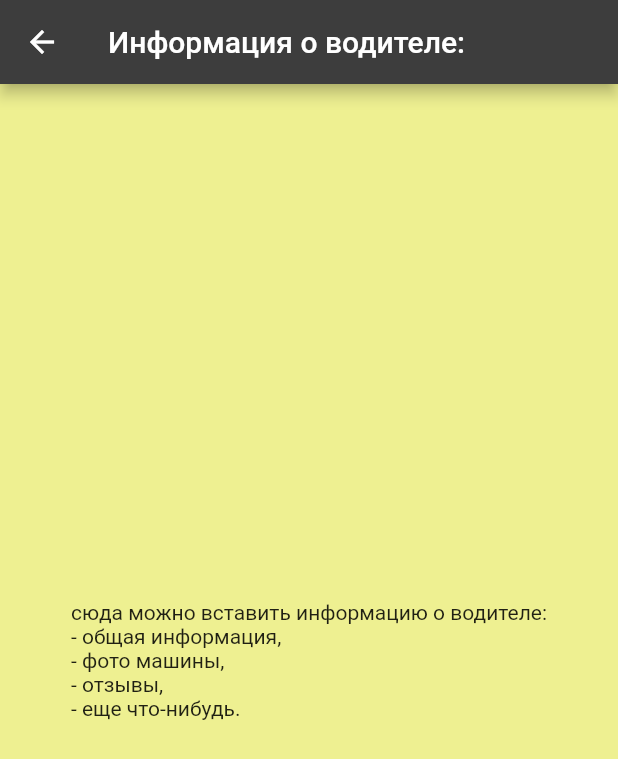
After one commit to Granitin/chat_taxi, a Flutter app: the DriverChatInfo screen opened directly, on a phone screen of 412 x 824 dp. The commit adds this screen. Shown: the top 759 px of the screen. Run offline on Flutter 3.47's test engine with Material 2 defaults, Android fonts, the phone set to English and light mode, and no system bars; our stand-ins replace animated_text_kit, assets_audio_player, cloud_firestore, firebase_auth, firebase_core, lottie and 1 more; accounts and stored records are empty; network calls fail.

Commit message:
chat_taxi

```diff
--- /dev/null
+++ b/lib/driver_chat_info.dart
@@ -0,0 +1,27 @@
+import 'package:chat_taxi/main_screen.dart';
+import 'package:flutter/material.dart';
+
+class DriverChatInfo extends StatelessWidget {
+  const DriverChatInfo({super.key});
+
+  @override
+  Widget build(BuildContext context) {
+    return Scaffold(
+      appBar: AppBar(
+        backgroundColor: AppColors.darkColor,
+        title: const Text('Информация о водителе:'),
+      ),
+      body: SafeArea(
+        child: Container(
+          width: MediaQuery.of(context).size.width,
+          height: MediaQuery.of(context).size.height,
+          color: AppColors.yellowColor,
+          child: const Center(
+            child: Text(
+                'сюда можно вставить информацию о водителе:\n- общая информация,\n- фото машины,\n- отзывы,\n- еще что-нибудь.'),
+          ),
+        ),
+      ),
+    );
+  }
+}
--- a/lib/sounds_widget.dart
+++ b/lib/sounds_widget.dart
@@ -26,10 +26,10 @@ class _PlaySoundsWidgetState extends State<PlaySoundsWidget> {
     //}));
     //openPlayer();
     _subscriptions.add(_assetsAudioPlayer.playlistAudioFinished.listen((data) {
-      print('playlistAudioFinished : $data');
+      debugPrint('playlistAudioFinished : $data');
     }));
     _subscriptions.add(_assetsAudioPlayer.audioSessionId.listen((sessionId) {
-      print('audioSessionId : $sessionId');
+      debugPrint('audioSessionId : $sessionId');
     }));
 
     // openPlayer();
@@ -46,7 +46,7 @@ class _PlaySoundsWidgetState extends State<PlaySoundsWidget> {
   @override
   void dispose() {
     _assetsAudioPlayer.dispose();
-    print('dispose');
+    debugPrint('dispose');
     super.dispose();
   }
 
```
Also changed, not shown: lib/my_note_screen.dart (+13 -7 lines), lib/this_note_chat_screen.dart (+92 -87 lines).
